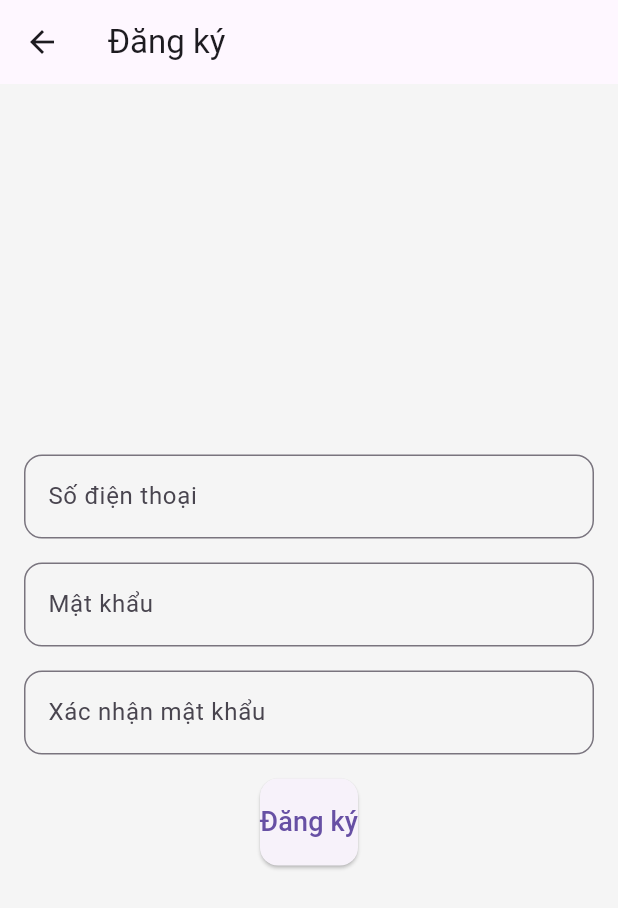
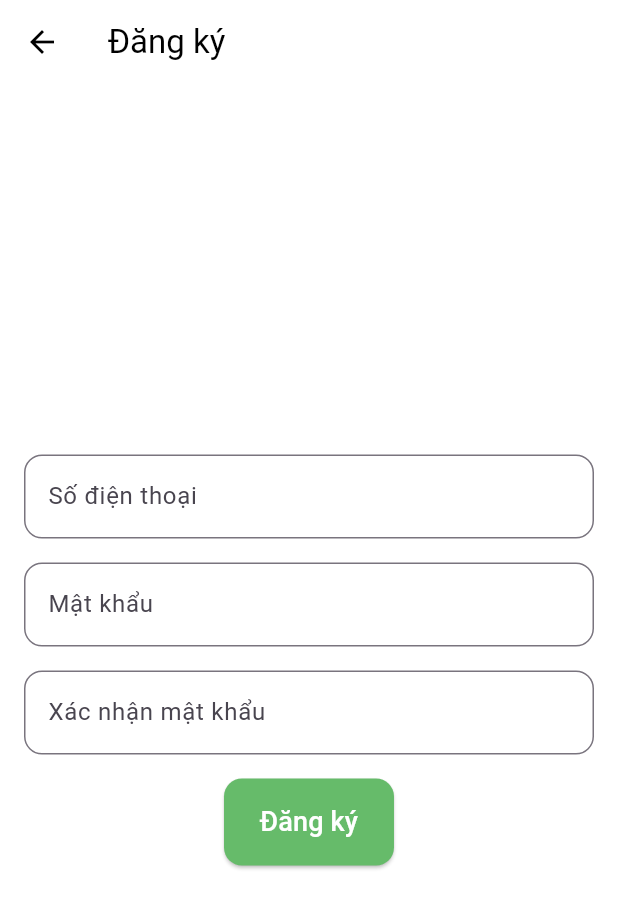
Before and after one commit to linhlvtn/nail-salon-app, a Flutter app: the screen it shows after launch, after a tap on "Đăng ký", on a phone screen of 412 x 824 dp. Shown: the top 908 px of the screen. Run offline on Flutter 3.47's test engine with Material 3 defaults, Android fonts, the phone set to English and light mode, and no system bars; our stand-ins replace cloud_firestore, firebase_auth, firebase_core, firebase_storage, fl_chart, flutter_staggered_animations and 4 more; accounts and stored records are empty; network calls fail.

Commit message:
Apply fixed code for all screens

```diff
--- /dev/null
+++ b/devtools_options.yaml
@@ -0,0 +1,4 @@
+description: This file stores settings for Dart & Flutter DevTools.
+documentation: https://docs.flutter.dev/tools/devtools/extensions#configure-extension-enablement-states
+extensions:
+  - shared_preferences: true
--- a/lib/auth_service.dart
+++ b/lib/auth_service.dart
@@ -7,8 +7,12 @@ class AuthService {
 
   Future<void> createAdminAccount() async {
     try {
+      // Kiểm tra nếu tài khoản Admin đã tồn tại
+      final adminEmail = 'admin@suhii.com';
+      final adminUser = await _auth.fetchSignInMethodsForEmail(adminEmail);
+      if (adminUser.isEmpty) {
         UserCredential userCredential = await _auth.createUserWithEmailAndPassword(
-        email: 'admin@salonapp.com',
+          email: adminEmail,
           password: 'admin123',
         );
         await _firestore.collection('users').doc(userCredential.user!.uid).set({
@@ -17,6 +21,10 @@ class AuthService {
           'approved': true,
           'createdAt': Timestamp.now(),
         });
+        print('Tài khoản Admin đã được tạo thành công.');
+      } else {
+        print('Tài khoản Admin đã tồn tại, không tạo lại.');
+      }
     } catch (e) {
       print('Lỗi tạo tài khoản Admin: $e');
     }
@@ -28,7 +36,7 @@ class AuthService {
         throw Exception('Số điện thoại không được trống và mật khẩu phải có ít nhất 6 ký tự');
       }
       UserCredential userCredential = await _auth.createUserWithEmailAndPassword(
-        email: '$phone@salonapp.com',
+        email: '$phone@suhii.com',
         password: password,
       );
       await _firestore.collection('users').doc(userCredential.user!.uid).set({
@@ -55,7 +63,7 @@ class AuthService {
         throw Exception('Số điện thoại và mật khẩu không được trống');
       }
       await _auth.signInWithEmailAndPassword(
-        email: '$phone@salonapp.com',
+        email: '$phone@suhii.com',
         password: password,
       );
       final userDoc = await _firestore.collection('users').doc(_auth.currentUser!.uid).get();
--- a/lib/login_screen.dart
+++ b/lib/login_screen.dart
@@ -58,7 +58,10 @@ class _LoginScreenState extends State<LoginScreen> {
         child: Column(
           mainAxisAlignment: MainAxisAlignment.center,
           children: [
-            const Text('Nail Salon', style: TextStyle(fontSize: 32, fontWeight: FontWeight.bold, color: Colors.teal)),
+            Text(
+              'Nail Salon',
+              style: Theme.of(context).textTheme.headlineSmall?.copyWith(color: Colors.green),
+            ),
             const SizedBox(height: 32),
             TextField(
               controller: _phoneController,
@@ -96,7 +99,7 @@ class _LoginScreenState extends State<LoginScreen> {
             ),
             TextButton(
               onPressed: () => Navigator.push(context, MaterialPageRoute(builder: (_) => const RegisterScreen())),
-              child: const Text('Đăng ký', style: TextStyle(color: Colors.teal)),
+              child: const Text('Đăng ký', style: TextStyle(color: Colors.green)),
             ),
           ],
         ),
--- a/lib/main.dart
+++ b/lib/main.dart
@@ -1,11 +1,22 @@
 import 'package:flutter/material.dart';
 import 'package:firebase_core/firebase_core.dart';
+import 'package:google_fonts/google_fonts.dart';
 import 'login_screen.dart';
+import 'auth_service.dart';
 
 void main() async {
   WidgetsFlutterBinding.ensureInitialized();
   try {
-    await Firebase.initializeApp();
+    await Firebase.initializeApp(
+      // Thêm options thủ công nếu cần (lấy từ Firebase Console nếu file cấu hình không hoạt động)
+      // options: const FirebaseOptions(
+      //   apiKey: "YOUR_API_KEY",
+      //   appId: "YOUR_APP_ID",
+      //   messagingSenderId: "YOUR_MESSAGING_SENDER_ID",
+      //   projectId: "YOUR_PROJECT_ID",
+      // ),
+    );
+    await AuthService().createAdminAccount(); // Chạy 1 lần, sau đó xóa dòng này
   } catch (e) {
     print('Lỗi khởi tạo Firebase: $e');
   }
@@ -19,24 +30,33 @@ class MyApp extends StatelessWidget {
   Widget build(BuildContext context) {
     return MaterialApp(
       theme: ThemeData(
-        primarySwatch: Colors.teal,
-        scaffoldBackgroundColor: Colors.grey[100],
+        primarySwatch: Colors.green,
+        scaffoldBackgroundColor: Colors.white,
+        appBarTheme: const AppBarTheme(
+          backgroundColor: Colors.white,
+          foregroundColor: Colors.black,
+          elevation: 0,
+        ),
         elevatedButtonTheme: ElevatedButtonThemeData(
           style: ElevatedButton.styleFrom(
-            padding: const EdgeInsets.symmetric(vertical: 16),
-            shape: const RoundedRectangleBorder(borderRadius: BorderRadius.all(Radius.circular(12))),
+            padding: const EdgeInsets.symmetric(vertical: 16, horizontal: 24),
+            shape: RoundedRectangleBorder(borderRadius: BorderRadius.circular(12)),
+            backgroundColor: Colors.green[400],
+            foregroundColor: Colors.white,
           ),
         ),
-        textTheme: const TextTheme(
-          headlineSmall: TextStyle(fontFamily: 'Poppins', fontWeight: FontWeight.bold),
-          bodyMedium: TextStyle(fontFamily: 'Poppins'),
+        cardTheme: const CardThemeData(
+          color: Color(0xFFE0F7FA),
+          elevation: 2,
+          shape: RoundedRectangleBorder(borderRadius: BorderRadius.all(Radius.circular(12))),
+        ),
+        textTheme: GoogleFonts.nunitoTextTheme(
+          const TextTheme(
+            headlineSmall: TextStyle(fontWeight: FontWeight.bold, fontSize: 24),
+            bodyMedium: TextStyle(fontSize: 16),
+          ),
         ),
       ),
-      darkTheme: ThemeData(
-        brightness: Brightness.dark,
-        primarySwatch: Colors.teal,
-      ),
-      themeMode: ThemeMode.system,
       home: const LoginScreen(),
     );
   }
```
Also changed, not shown: pubspec.yaml (+7 -6 lines), assets/fonts/Nunito-Bold.ttf (added), assets/fonts/Nunito-Regular.ttf (added), assets/fonts/Poppins-Bold.ttf (deleted), assets/fonts/Poppins-Regular.ttf (deleted), pubspec.lock, 1 other file. Lines whose indentation alone changed are shown as unchanged.
